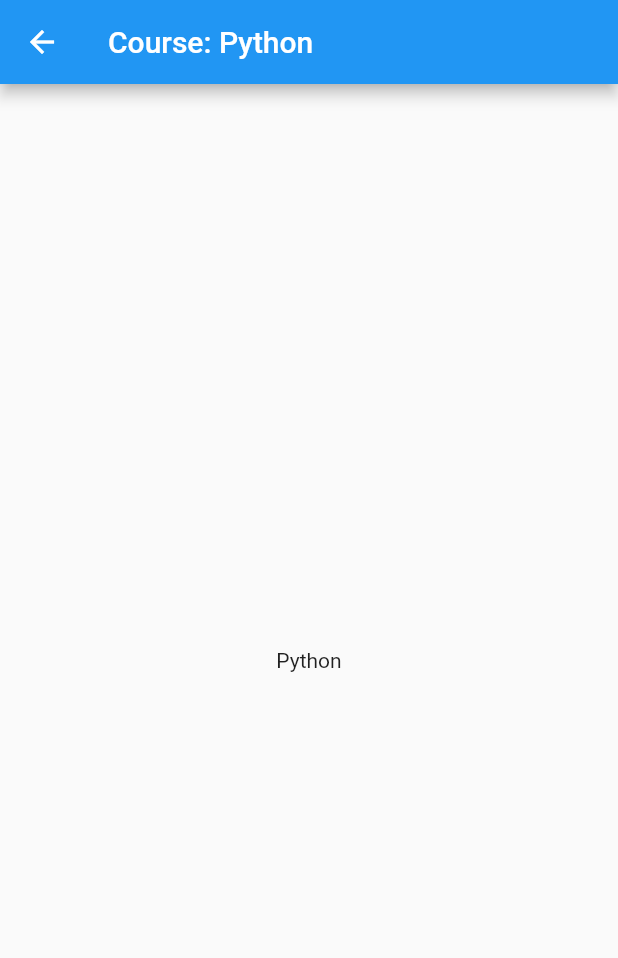
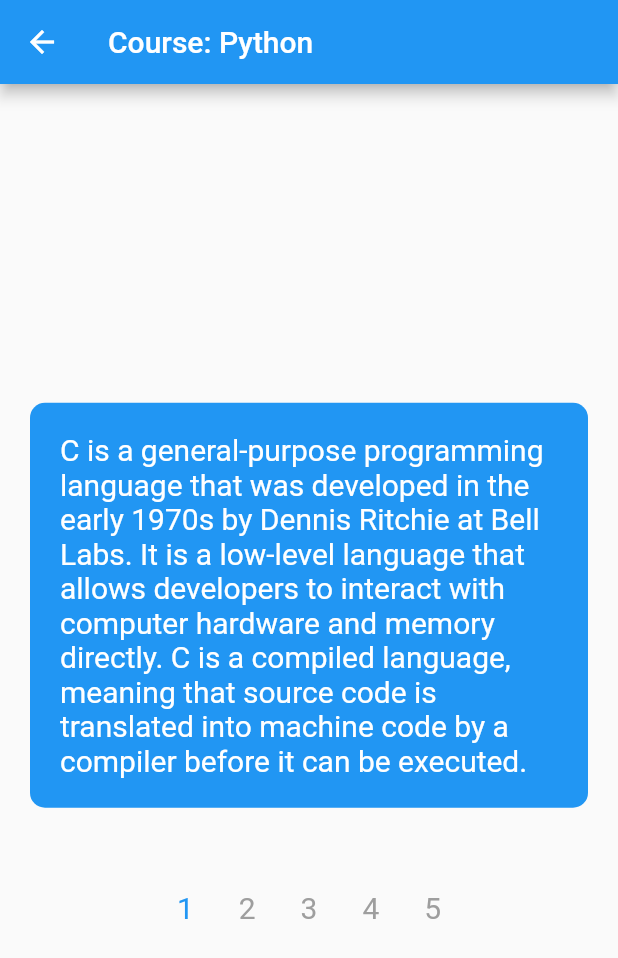
Before and after one commit to Anyastasia/lms_app, a Flutter app: the PythonScreen screen opened directly, on a phone screen of 412 x 824 dp. Shown: the top 958 px of the screen. Run offline on Flutter 3.47's test engine with Material 2 defaults, Android fonts, the phone set to English and light mode, and no system bars.

Commit message:
python update

```diff
--- a/lib/language_screens/python.dart
+++ b/lib/language_screens/python.dart
@@ -8,14 +8,82 @@ class PythonScreen extends StatefulWidget {
 }
 
 class _PythonScreenState extends State<PythonScreen> {
+  int _currentPage = 0;
+  int maxPage = 5;
+  String _getPageContent(int page) {
+    if (page == 0) {
+      return 'C is a general-purpose programming language that was developed in the early 1970s by Dennis Ritchie at Bell Labs. '
+          'It is a low-level language that allows developers to interact with computer hardware and memory directly. '
+          'C is a compiled language, meaning that source code is translated into machine code by a compiler before it can be executed.';
+    } else if (page == 1) {
+      return 'C has had a profound impact on the world of computing, with many modern programming languages (such as C++, Java, and Python) being based on or influenced by C.'
+          'C is a procedural language, meaning that it follows a set of procedures and routines to perform tasks.';
+    } else if (page == 2) {
+      return 'C is a portable language, meaning that code written in C can be compiled and run on many different platforms and operating systems. '
+          'C is often used in systems programming, embedded systems, and operating system development due to its low-level nature and ability to directly manipulate hardware.';
+    } else if (page == 3) {
+      return 'C has a relatively simple syntax, with a small number of keywords and constructs that can be combined to create complex programs. '
+          'C is a powerful language that provides developers with low-level control over a computer\'s hardware and memory, '
+          'but this power also comes with increased responsibility for managing memory and ensuring that programs are safe and secure.';
+    } else if (page == 4) {
+      return 'C has a large and active community of developers, with many open-source libraries and frameworks available to help developers build applications more quickly and efficiently.'
+          'C is a popular language for competitive programming due to its speed, efficiency, and low-level control over system resources.';
+    } else {
+      return "Error";
+    }
+  }
+
   @override
   Widget build(BuildContext context) {
     return Scaffold(
       appBar: AppBar(
         title: const Text('Course: Python'),
       ),
-      body: const Center(
-        child: Text('Python'),
+      body: Column(
+        mainAxisAlignment: MainAxisAlignment.center,
+        children: [
+          Center(
+              child: Container(
+            decoration: BoxDecoration(
+              borderRadius: BorderRadius.circular(10),
+              color: Colors.blue,
+            ),
+            margin: const EdgeInsets.all(20),
+            padding: const EdgeInsets.all(20),
+            child: Text(
+              _getPageContent(_currentPage),
+              style: const TextStyle(
+                color: Colors.white,
+                fontSize: 20,
+              ),
+            ),
+          )),
+          const SizedBox(height: 20),
+          Row(
+            mainAxisAlignment: MainAxisAlignment.center,
+            children: List.generate(
+              maxPage,
+              (index) => GestureDetector(
+                onTap: () {
+                  setState(() {
+                    _currentPage = index;
+                  });
+                },
+                child: Container(
+                  padding: const EdgeInsets.all(10),
+                  margin: const EdgeInsets.all(5),
+                  child: Text(
+                    (index + 1).toString(),
+                    style: TextStyle(
+                      color: _currentPage == index ? Colors.blue : Colors.grey,
+                      fontSize: 20,
+                    ),
+                  ),
+                ),
+              ),
+            ),
+          ),
+        ],
       ),
     );
   }
```
